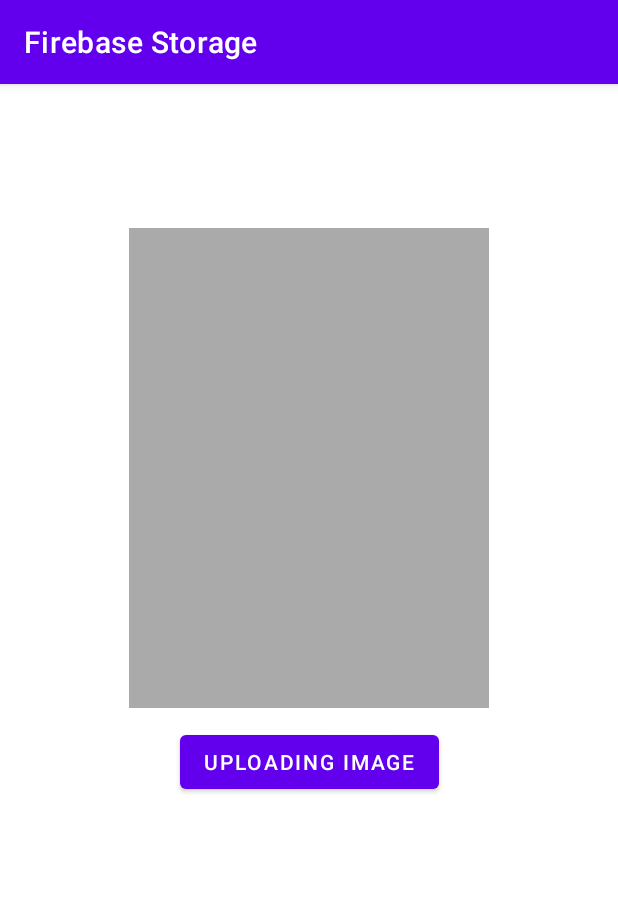
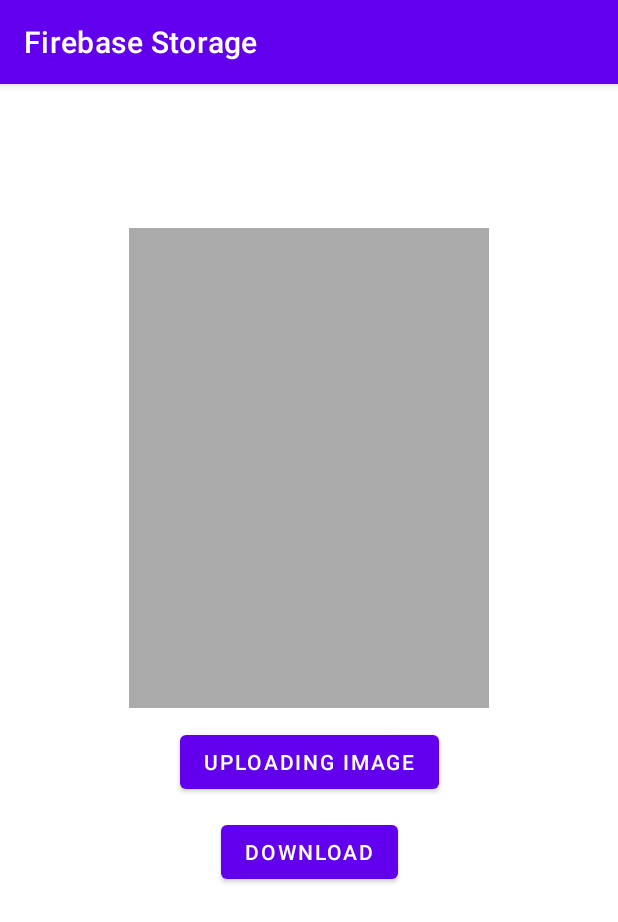
Before and after one commit to albarfikri/Firebase-Storage, an Android app: the screen it shows after launch (MainActivity), on a phone screen of 412 x 824 dp. Shown: the top 922 px of the screen. Run offline under Robolectric (Android 15) with nearby library versions, the phone set to English and light mode, and no system bars; our stand-ins replace Firebase (no records; nobody signed in at launch, a user with empty details on screens opened directly).

Commit message:
downloading image from firebase

```diff
--- a/app/src/main/res/layout/activity_main.xml
+++ b/app/src/main/res/layout/activity_main.xml
@@ -26,4 +26,14 @@
         app:layout_constraintStart_toStartOf="@+id/ivImage"
         app:layout_constraintTop_toBottomOf="@+id/ivImage" />
 
+    <Button
+        android:id="@+id/btnDownload"
+        android:layout_width="wrap_content"
+        android:layout_height="wrap_content"
+        android:layout_marginTop="12dp"
+        android:text="@string/Download"
+        app:layout_constraintEnd_toEndOf="@+id/btnUpload"
+        app:layout_constraintStart_toStartOf="@+id/btnUpload"
+        app:layout_constraintTop_toBottomOf="@+id/btnUpload" />
+
 </androidx.constraintlayout.widget.ConstraintLayout>
--- a/app/src/main/res/values/strings.xml
+++ b/app/src/main/res/values/strings.xml
@@ -1,4 +1,5 @@
 <resources>
     <string name="app_name">Firebase Storage</string>
     <string name="send">Uploading Image</string>
+    <string name="Download">Download</string>
 </resources>
```
Also changed, not shown: app/src/main/java/com/albar/firebasestorage/MainActivity.kt (+26 -2 lines).
